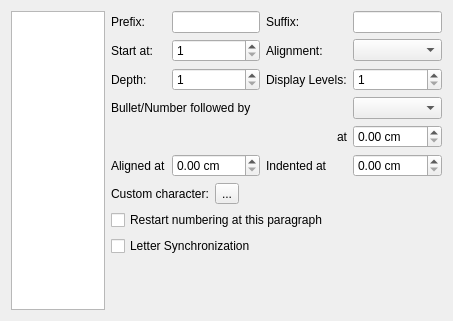
Old version of the form plugins/textshape/dialogs/ParagraphBulletsNumbers.ui in the repository KDE/krita.
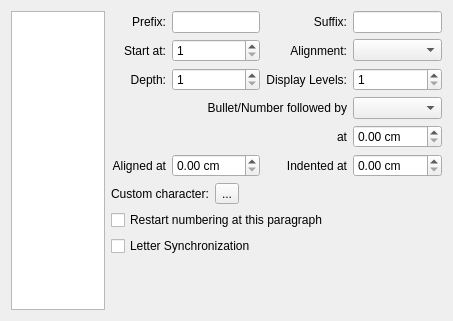
New version of the form. Custom widgets are drawn as their Qt base class.

Commit message: Changed: right-align labels on paragraph/character dialogs

```diff
--- a/plugins/textshape/dialogs/ParagraphBulletsNumbers.ui
+++ b/plugins/textshape/dialogs/ParagraphBulletsNumbers.ui
@@ -27,6 +27,9 @@
           <property name="text">
            <string>Prefix:</string>
           </property>
+          <property name="alignment">
+           <set>Qt::AlignRight|Qt::AlignTrailing|Qt::AlignVCenter</set>
+          </property>
           <property name="buddy">
            <cstring>prefix</cstring>
           </property>
@@ -40,6 +43,9 @@
           <property name="text">
            <string>Suffix:</string>
           </property>
+          <property name="alignment">
+           <set>Qt::AlignRight|Qt::AlignTrailing|Qt::AlignVCenter</set>
+          </property>
           <property name="buddy">
            <cstring>suffix</cstring>
           </property>
@@ -53,6 +59,9 @@
           <property name="text">
            <string>Start at:</string>
           </property>
+          <property name="alignment">
+           <set>Qt::AlignRight|Qt::AlignTrailing|Qt::AlignVCenter</set>
+          </property>
           <property name="buddy">
            <cstring>startValue</cstring>
           </property>
@@ -76,6 +85,9 @@
           <property name="text">
            <string>Alignment:</string>
           </property>
+          <property name="alignment">
+           <set>Qt::AlignRight|Qt::AlignTrailing|Qt::AlignVCenter</set>
+          </property>
           <property name="buddy">
            <cstring>alignment</cstring>
           </property>
@@ -89,6 +101,9 @@
           <property name="text">
            <string>Depth:</string>
           </property>
+          <property name="alignment">
+           <set>Qt::AlignRight|Qt::AlignTrailing|Qt::AlignVCenter</set>
+          </property>
           <property name="buddy">
            <cstring>depth</cstring>
           </property>
@@ -109,6 +124,9 @@
           <property name="text">
            <string>Display Levels:</string>
           </property>
+          <property name="alignment">
+           <set>Qt::AlignRight|Qt::AlignTrailing|Qt::AlignVCenter</set>
+          </property>
           <property name="buddy">
            <cstring>levels</cstring>
           </property>
@@ -126,6 +144,9 @@
           <property name="text">
            <string>Bullet/Number followed by</string>
           </property>
+          <property name="alignment">
+           <set>Qt::AlignRight|Qt::AlignTrailing|Qt::AlignVCenter</set>
+          </property>
          </widget>
         </item>
         <item row="4" column="3">
@@ -160,6 +181,9 @@
           <property name="text">
            <string>Aligned at</string>
           </property>
+          <property name="alignment">
+           <set>Qt::AlignRight|Qt::AlignTrailing|Qt::AlignVCenter</set>
+          </property>
          </widget>
         </item>
         <item row="5" column="3">
@@ -174,6 +198,9 @@
           <property name="text">
            <string>Indented at</string>
           </property>
+          <property name="alignment">
+           <set>Qt::AlignRight|Qt::AlignTrailing|Qt::AlignVCenter</set>
+          </property>
          </widget>
         </item>
        </layout>
```
The commit also changes 3 other files.
